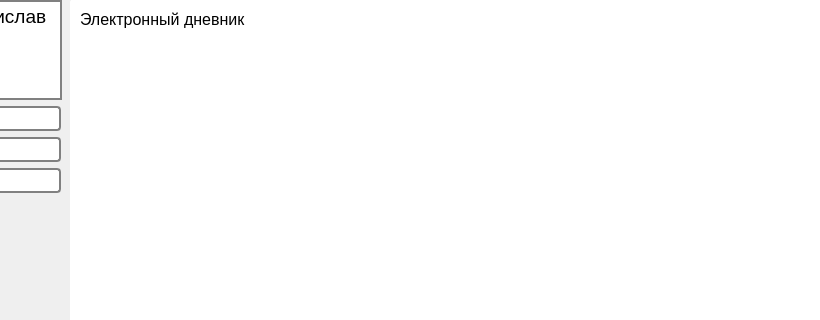
Above: mainw.ui from Anikerdeveloper/School-Journal before the change; both pictures show x 179 to 999 and y 0 to 320 of the 1080 by 435 pixel window. Below: the same form after it.
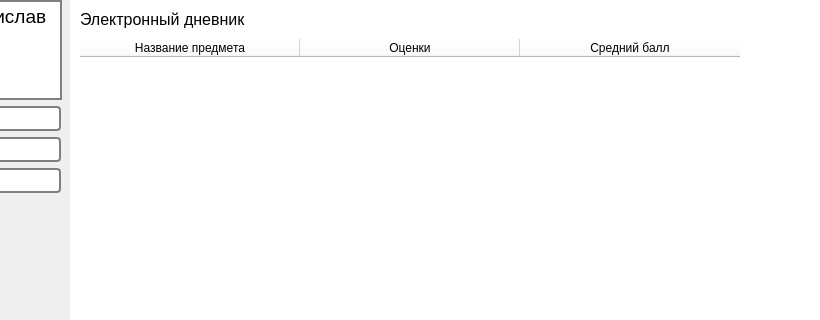
That is the form after the change. The open tabs and pages were chosen to show the change.

Commit message:
Fixed Bag and create timetable and Estimates table
Баг исправлен
Добавил расписание и оценки

```diff
--- a/mainw.ui
+++ b/mainw.ui
@@ -72,6 +72,49 @@
       <string>Электронный дневник</string>
      </property>
     </widget>
+    <widget class="QTableWidget" name="EstimatesTable">
+     <property name="geometry">
+      <rect>
+       <x>10</x>
+       <y>40</y>
+       <width>810</width>
+       <height>390</height>
+      </rect>
+     </property>
+     <property name="editTriggers">
+      <set>QAbstractItemView::NoEditTriggers</set>
+     </property>
+     <property name="tabKeyNavigation">
+      <bool>false</bool>
+     </property>
+     <property name="sortingEnabled">
+      <bool>false</bool>
+     </property>
+     <attribute name="horizontalHeaderCascadingSectionResizes">
+      <bool>true</bool>
+     </attribute>
+     <attribute name="horizontalHeaderDefaultSectionSize">
+      <number>220</number>
+     </attribute>
+     <attribute name="verticalHeaderCascadingSectionResizes">
+      <bool>true</bool>
+     </attribute>
+     <column>
+      <property name="text">
+       <string>Название предмета</string>
+      </property>
+     </column>
+     <column>
+      <property name="text">
+       <string>Оценки</string>
+      </property>
+     </column>
+     <column>
+      <property name="text">
+       <string>Средний балл</string>
+      </property>
+     </column>
+    </widget>
    </widget>
    <widget class="QWidget" name="page_2">
     <widget class="QLabel" name="label_2">
```
Left out of the diff: 6 changed lines with no effect on the pictures. The commit also changes 7 other files.
